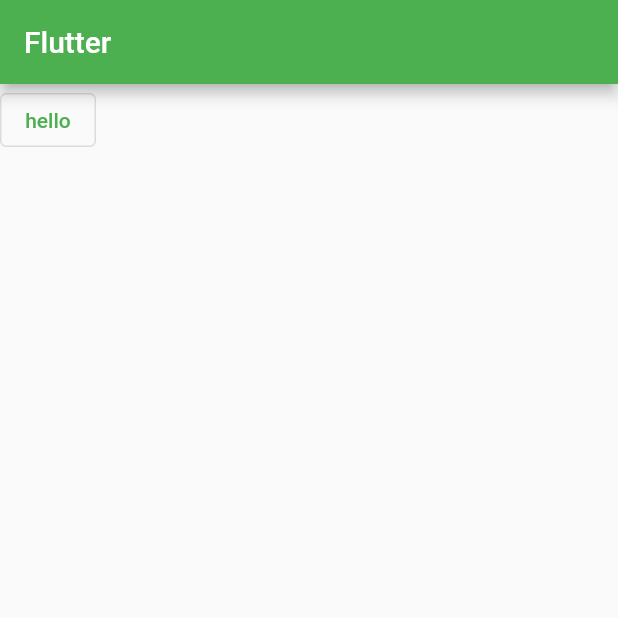
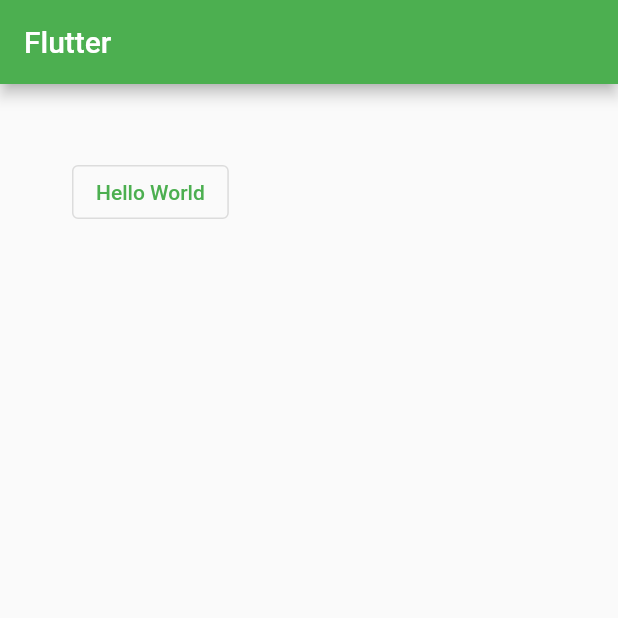
Before and after one commit to lukajincharadze/Flutter, a Flutter app: the screen it shows after launch, on a phone screen of 412 x 824 dp, the top half of it. Run offline on Flutter 3.47's test engine with Material 2 defaults, Android fonts, the phone set to English and light mode, and no system bars.

Commit message:
Update main.dart

```diff
--- a/lib/main.dart
+++ b/lib/main.dart
@@ -16,10 +16,19 @@ class MyApp extends StatelessWidget {
         primarySwatch: Colors.green,
       ), // ThemeData
       home: Scaffold(
-          appBar: AppBar(
-            title: Text("Flutter"),
+        appBar: AppBar(
+          title: Text("Flutter"),
+        ),
+        body: Container(
+          margin: EdgeInsets.all(40),
+          child: Padding(
+            padding: const EdgeInsets.all(8.0),
+            child: OutlinedButton(
+              onPressed: () {},
+              child: Text("Hello World"),
+            ),
           ),
-          body: OutlinedButton(onPressed: () {}, child: Text("hello"),),
+        ),
       ),
     );
   }
```
